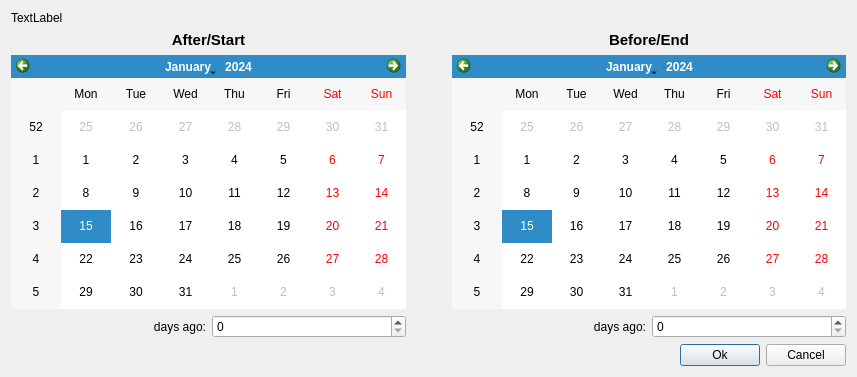
Qt form designer/date_dialog_ui.ui (ijgnd/anki__BetterSearch) before a commit.
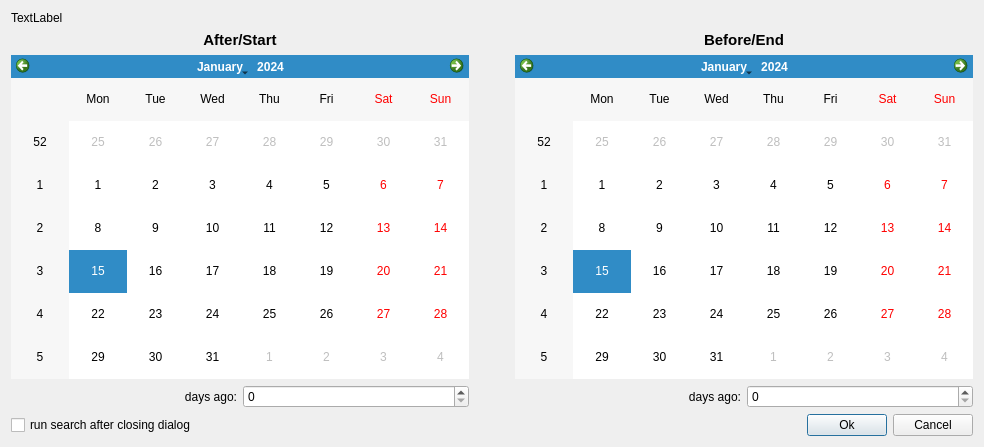
The same form after that commit.

```diff
--- a/designer/date_dialog_ui.ui
+++ b/designer/date_dialog_ui.ui
@@ -6,8 +6,8 @@
    <rect>
     <x>0</x>
     <y>0</y>
-    <width>857</width>
-    <height>377</height>
+    <width>984</width>
+    <height>447</height>
    </rect>
   </property>
   <property name="windowTitle">
@@ -122,6 +122,13 @@
      </item>
      <item>
       <layout class="QHBoxLayout" name="horizontalLayout">
+       <item>
+        <widget class="QCheckBox" name="cb_run_search_after">
+         <property name="text">
+          <string>run search after closing dialog</string>
+         </property>
+        </widget>
+       </item>
        <item>
         <spacer name="horizontalSpacer">
          <property name="orientation">
```
Left out of the diff: 6 changed lines with no effect on the pictures.
